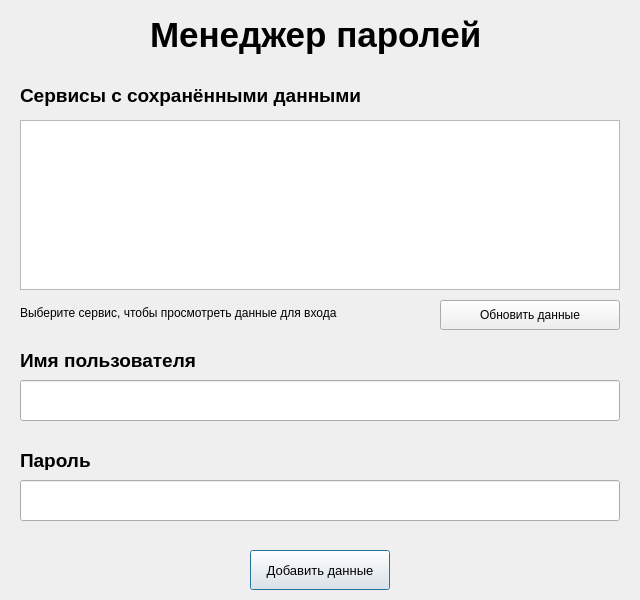
Qt form ui_files/MainWindow.ui (nmzhlk/PasswordManager) before a commit.
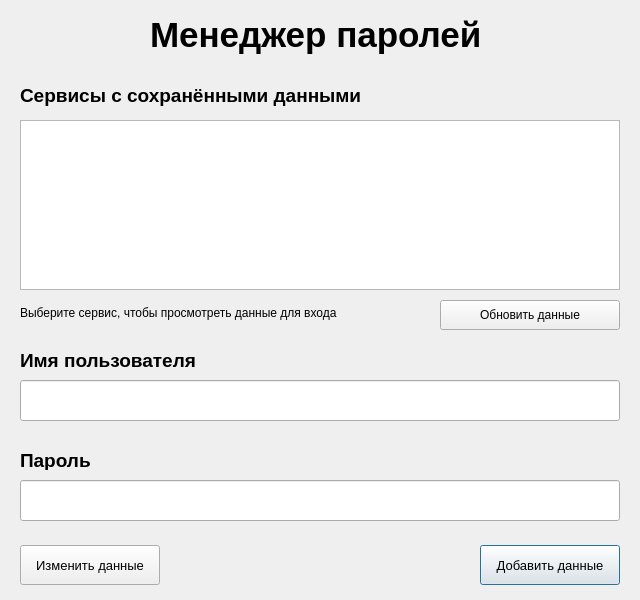
The same form after that commit.

What changed in the file:
```diff
--- a/ui_files/MainWindow.ui
+++ b/ui_files/MainWindow.ui
@@ -164,8 +164,8 @@
   <widget class="QPushButton" name="add_data_button">
    <property name="geometry">
     <rect>
-     <x>250</x>
-     <y>550</y>
+     <x>480</x>
+     <y>545</y>
      <width>140</width>
      <height>40</height>
     </rect>
@@ -199,6 +199,25 @@
     <string>Обновить данные</string>
    </property>
   </widget>
+  <widget class="QPushButton" name="edit_data_button">
+   <property name="geometry">
+    <rect>
+     <x>20</x>
+     <y>545</y>
+     <width>140</width>
+     <height>40</height>
+    </rect>
+   </property>
+   <property name="font">
+    <font>
+     <family>Segoe UI</family>
+     <pointsize>10</pointsize>
+    </font>
+   </property>
+   <property name="text">
+    <string>Изменить данные</string>
+   </property>
+  </widget>
  </widget>
  <resources/>
  <connections/>
```
Left out of the diff: 4 changed lines with no effect on the pictures.
